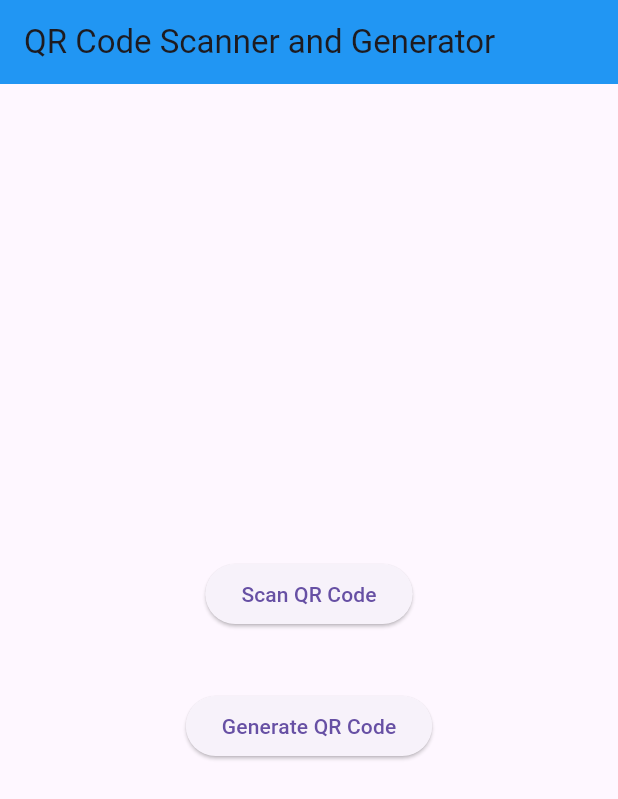
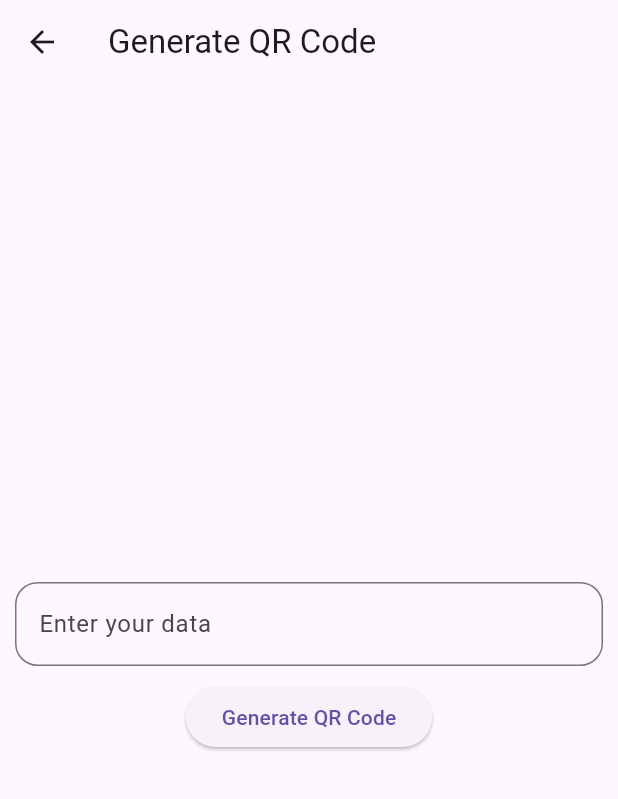
Before and after one commit to HashenWatawala/new_project, a Flutter app: the screen it shows after launch, after a tap on "Generate QR Code", on a phone screen of 412 x 824 dp. Shown: the top 799 px of the screen. Run offline on Flutter 3.47's test engine with Material 3 defaults, Android fonts, the phone set to English and light mode, and no system bars; our stand-ins replace qr_flutter; missing offline and left inert: flutter_barcode_scanner.

Commit message:
Full coded project

```diff
--- /dev/null
+++ b/lib/generate_qr_code.dart
@@ -0,0 +1,44 @@
+import 'package:flutter/material.dart';
+import 'package:qr_flutter/qr_flutter.dart';
+
+class GenerateQRCode extends StatefulWidget {
+  const GenerateQRCode({super.key});
+
+  @override
+  State<GenerateQRCode> createState() => _GenerateQRCodeState();
+}
+
+class _GenerateQRCodeState extends State<GenerateQRCode> {
+  TextEditingController urlController = TextEditingController();
+  @override
+  Widget build(BuildContext context) {
+    return Scaffold(
+      appBar: AppBar(title: Text("Generate QR Code"),),
+      body: Center(
+        child: SingleChildScrollView(
+          child: Column(
+            mainAxisAlignment: MainAxisAlignment.center,
+            children: [
+              if(urlController.text.isNotEmpty)
+                QrImageView(data: urlController.text, size: 200,),
+              SizedBox(height: 10,),
+              Container(
+                padding: EdgeInsets.only(left: 10, right: 10),
+                child: TextField(
+                  controller: urlController,
+                  decoration: InputDecoration(
+                    hintText: "Enter your data",
+                    border: OutlineInputBorder(borderRadius: BorderRadius.circular(15)),
+                    labelText: "Enter your data"
+                  ),
+                ),
+              ),
+              SizedBox(height: 10,),
+              ElevatedButton(onPressed: (){}, child: Text("Generate QR Code")),
+            ],
+          ),
+        ),
+      ),
+    );
+  }
+}
--- a/lib/main.dart
+++ b/lib/main.dart
@@ -1,4 +1,6 @@
 import 'package:flutter/material.dart';
+import 'package:new_project/generate_qr_code.dart';
+import 'package:new_project/scan_qr_code.dart';
 
 void main() {
   runApp(const MyApp());
@@ -39,13 +41,15 @@ class _HomePageState extends State<HomePage> {
           children: [
             ElevatedButton(onPressed: (){
               setState(() {
-
+                Navigator.of(context).push(MaterialPageRoute(builder: (context)=>ScanQRCode()));
               });
             }, child: Text("Scan QR Code")),
             SizedBox(height: 40,),
 
             ElevatedButton(onPressed: (){
-
+              setState(() {
+                Navigator.of(context).push(MaterialPageRoute(builder: (context)=>GenerateQRCode()));
+              });
             }, child: Text("Generate QR Code"))
           ],
         ),
```
Also changed, not shown: lib/scan_qr_code.dart (added, +46 -0 lines).
